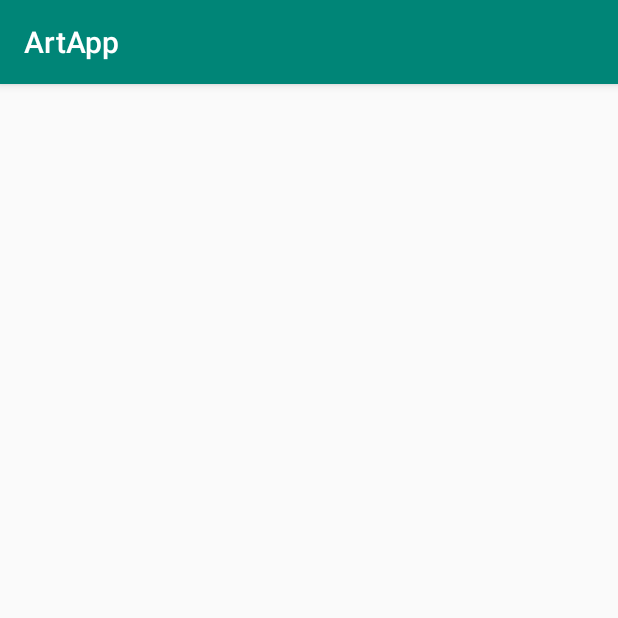
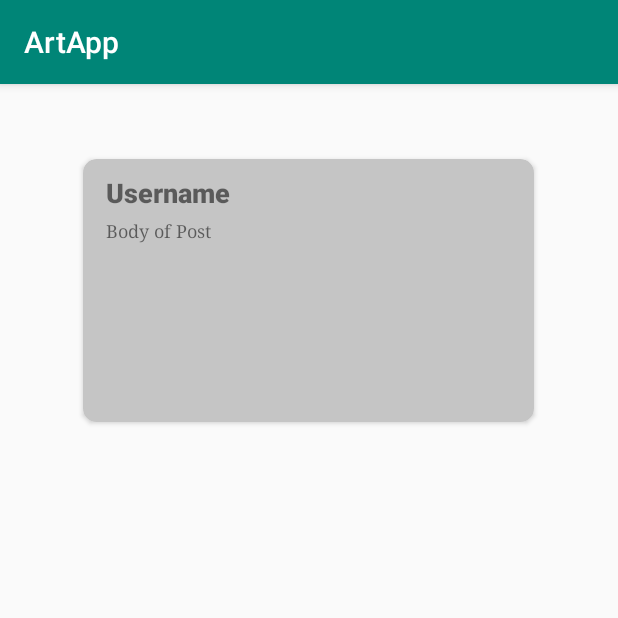
Before and after one commit to Creastacean/ArtApp, an Android app: the screen it shows after launch (MainActivity), on a phone screen of 412 x 824 dp, the top half of it. Run offline under Robolectric (Android 15) with nearby library versions, the phone set to English and light mode, and no system bars.

Commit message:
Made main XML show properly

```diff
--- a/app/src/main/res/layout/activity_main.xml
+++ b/app/src/main/res/layout/activity_main.xml
@@ -5,6 +5,39 @@
     android:layout_width="match_parent"
     android:layout_height="match_parent"
     tools:context=".MainActivity">
+<androidx.cardview.widget.CardView
+android:layout_width="0dp"
+android:layout_height="175dp"
+android:layout_marginStart="55dp"
+android:layout_marginTop="50dp"
+android:layout_marginEnd="56dp"
+app:cardBackgroundColor="#C5C5C5"
+app:cardCornerRadius="9dp"
+app:layout_constraintEnd_toEndOf="parent"
+app:layout_constraintStart_toStartOf="parent"
+app:layout_constraintTop_toTopOf="parent">
 
+<TextView
+    android:id="@+id/textView2"
+    android:layout_width="wrap_content"
+    android:layout_height="wrap_content"
+    android:layout_marginLeft="15dp"
+    android:layout_marginTop="10dp"
+    android:fontFamily="sans-serif-black"
+    android:text="Username"
+    android:textSize="18dp" />
+
+<TextView
+    android:id="@+id/textView3"
+    android:layout_width="270dp"
+    android:layout_height="110dp"
+    android:layout_marginLeft="15dp"
+    android:layout_marginTop="40dp"
+    android:layout_marginRight="15dp"
+    android:fontFamily="serif"
+    android:text="Body of Post"
+    android:textSize="12dp" />
+
+</androidx.cardview.widget.CardView>
 
 </androidx.constraintlayout.widget.ConstraintLayout>
```
